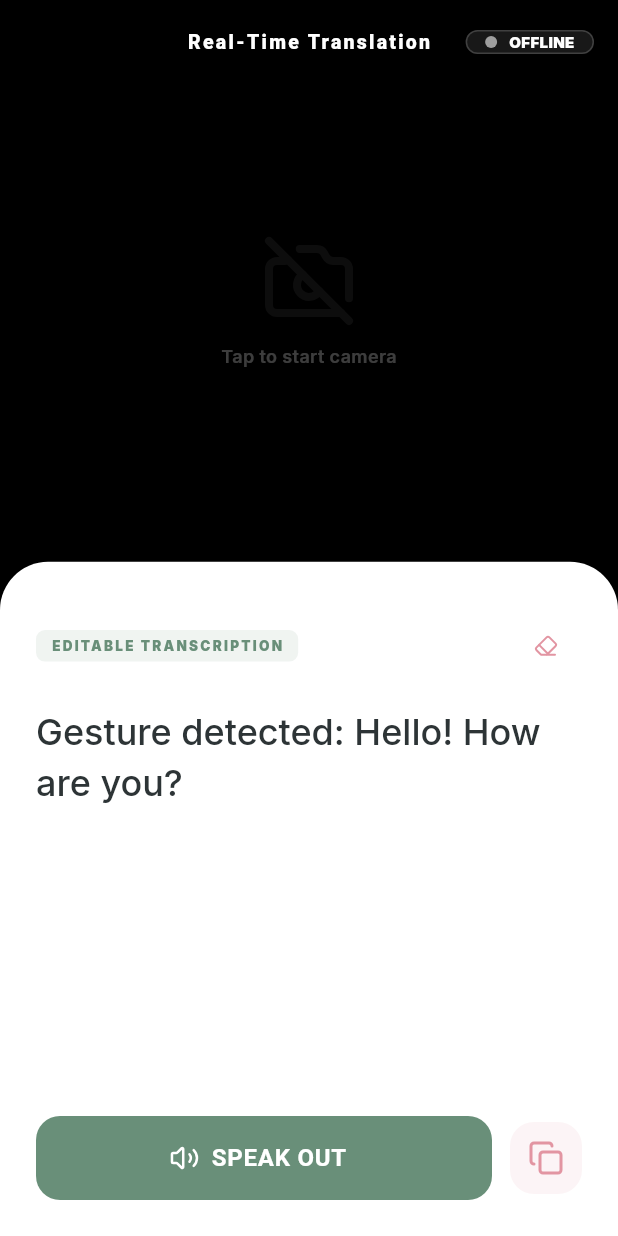
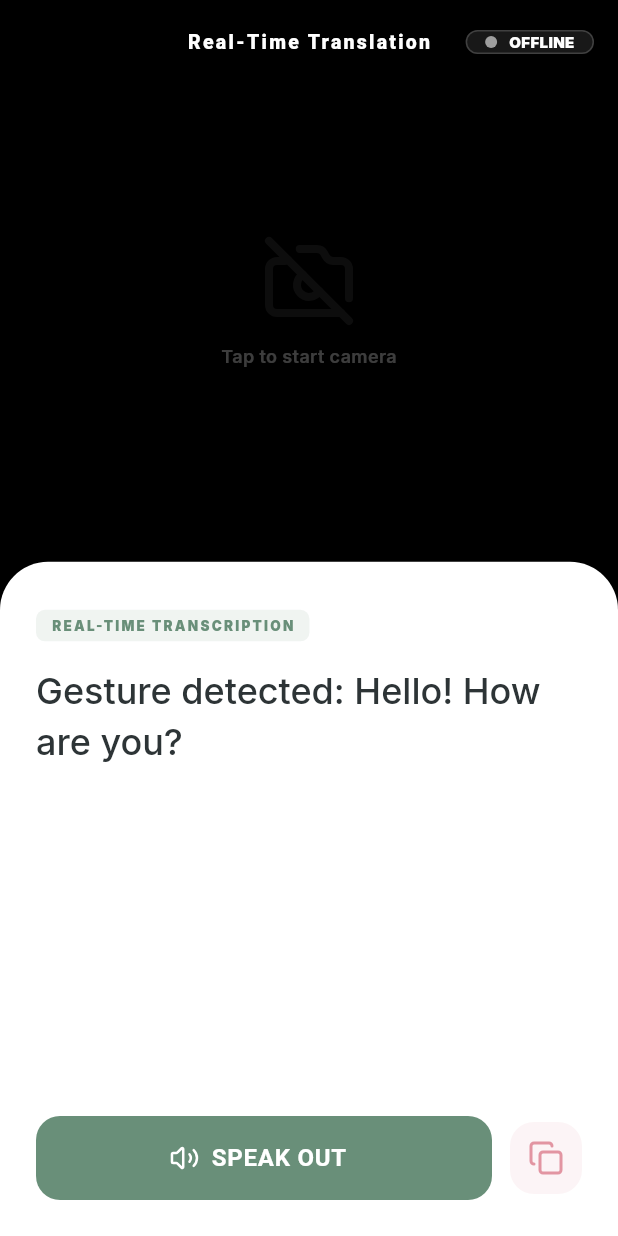
Before and after one commit to JustRamm/Parrot, a Flutter app: the CommunicationHub screen opened directly, on a phone screen of 412 x 824 dp. Run offline on Flutter 3.47's test engine with Material 3 defaults, Android fonts, the phone set to English and light mode, and no system bars; our stand-ins replace go_router, google_fonts, lucide_icons.

Commit message:
Disabled transcription editing and fixed folder structure on GitHub

```diff
--- a/lib/screens/home/communication_hub.dart
+++ b/lib/screens/home/communication_hub.dart
@@ -164,15 +164,11 @@ class _CommunicationHubState extends State<CommunicationHub> {
                           color: AppTheme.logoSage.withOpacity(0.1),
                           borderRadius: BorderRadius.circular(6),
                         ),
-                        child: const Text("EDITABLE TRANSCRIPTION",
+                        child: const Text("REAL-TIME TRANSCRIPTION",
                           style: TextStyle(color: AppTheme.logoSage, fontWeight: FontWeight.w900, fontSize: 9, letterSpacing: 1.5)),
                       ),
                       const Spacer(),
-                      IconButton(
-                        onPressed: () => _transcriptionController.clear(),
-                        icon: const Icon(LucideIcons.eraser, size: 16, color: AppTheme.logoRose),
-                        tooltip: "Clear Text",
-                      ),
+                      // Removed clear icon as it's no longer editable
                     ],
                   ),
                   const SizedBox(height: 16),
@@ -181,6 +177,8 @@ class _CommunicationHubState extends State<CommunicationHub> {
                       controller: _transcriptionController,
                       maxLines: null,
                       expands: true,
+                      readOnly: true, // Make it non-editable
+                      enabled: true,  // Keep it enabled so it remains visible but non-interactive
                       textAlignVertical: TextAlignVertical.top,
                       onChanged: (value) => AppState.translatedText.value = value,
                       style: Theme.of(context).textTheme.headlineMedium?.copyWith(
```
